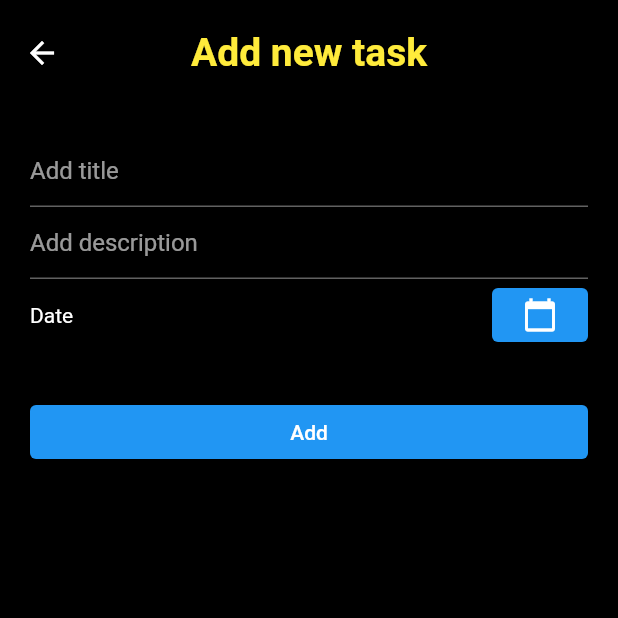
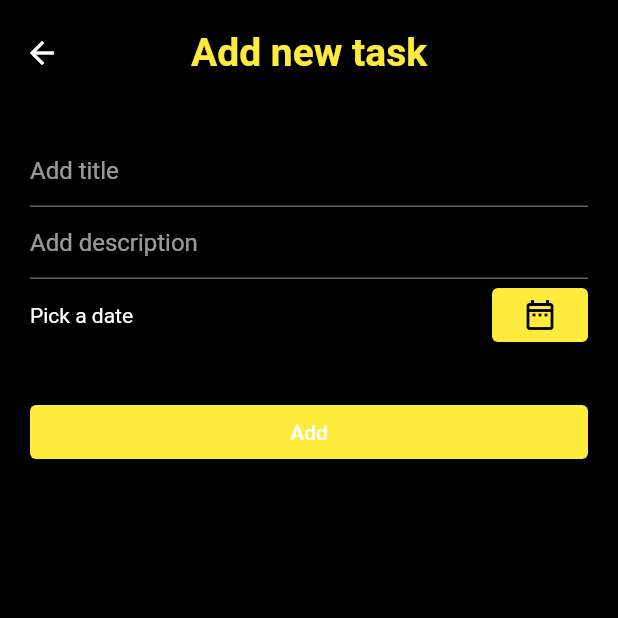
Before and after one commit to Basith-P/ToDo-ATFG, a Flutter app: the AddTodo screen opened directly, on a phone screen of 412 x 824 dp, the top half of it. Run offline on Flutter 3.47's test engine with Material 2 defaults, Android fonts, the phone set to English and light mode, and no system bars; our stand-ins replace hive, hive_flutter; accounts and stored records are empty; generated files the repository leaves out were written again.

Commit message:
change button color

```diff
--- a/lib/views/add_todo.dart
+++ b/lib/views/add_todo.dart
@@ -14,10 +14,18 @@ class _AddTodoState extends State<AddTodo> {
   submitData() async {
     if (widget.formkey.currentState.validate()) {
       Box<Todo> todoBox = Hive.box<Todo>('todos');
-      todoBox.add(Todo(title: title, description: description));
+      todoBox.add(
+        Todo(
+          title: title,
+          description: description,
+          date: _dateTime,
+        ),
+      );
       Navigator.of(context).pop();
     }
   }
+
+  DateTime _dateTime;
 
   @override
   Widget build(BuildContext context) {
@@ -61,23 +69,34 @@ class _AddTodoState extends State<AddTodo> {
                 Row(
                   mainAxisAlignment: MainAxisAlignment.spaceBetween,
                   children: [
-                    Text('Date'),
+                    Text(
+                      _dateTime == null ? 'Pick a date' : _dateTime.toString(),
+                    ),
                     ElevatedButton(
+                        style: ElevatedButton.styleFrom(primary: Colors.yellow),
                         onPressed: () {
                           showDatePicker(
                             context: context,
                             initialDate: DateTime.now(),
                             firstDate: DateTime(2020),
                             lastDate: DateTime(2030),
-                          );
+                          ).then((value) {
+                            setState(() {
+                              _dateTime = value;
+                            });
+                          });
                         },
-                        child: Icon(Icons.calendar_today)),
+                        child: Icon(
+                          Icons.date_range_outlined,
+                          color: Colors.black,
+                        )),
                   ],
                 ),
                 const SizedBox(
                   height: 30,
                 ),
                 ElevatedButton(
+                  style: ElevatedButton.styleFrom(primary: Colors.yellow),
                   onPressed: submitData,
                   child: Text('Add'),
                 )
--- a/lib/views/todo_view.dart
+++ b/lib/views/todo_view.dart
@@ -50,11 +50,11 @@ class TodoView extends StatelessWidget {
                   },
                   title: Text(
                     todo.title,
-                    style: TextStyle(fontSize: 20, fontFamily: 'Montserrat'),
+                    style: TextStyle(fontSize: 20),
                   ),
                   subtitle: Text(
-                    todo.description,
-                    style: TextStyle(fontSize: 16, fontFamily: 'Montserrat'),
+                    todo.date.toString() + "\n" + todo.description,
+                    style: TextStyle(fontSize: 16),
                   ),
                 );
               });
```
Also changed, not shown: lib/adapters/todo_adapter.g.dart.
